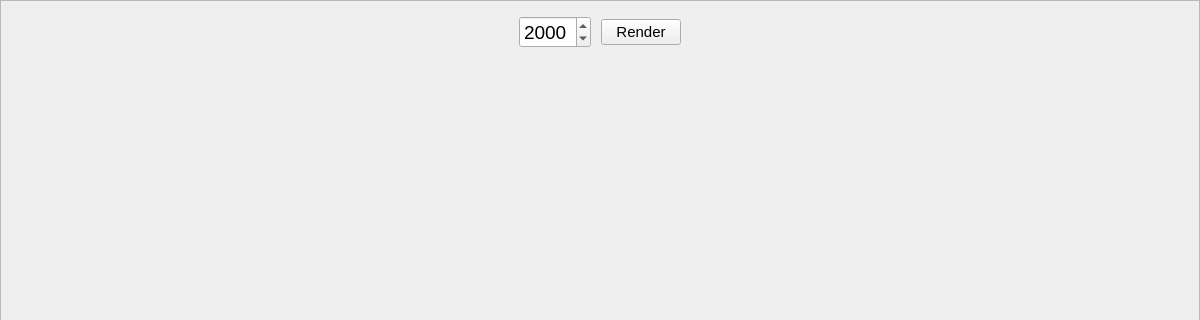
Qt form src/gui/diarypixels.ui (someretical/TheoreticalDiary) before a commit; both pictures show x 0 to 1200 and y 0 to 320 of the 1200 by 600 pixel window.
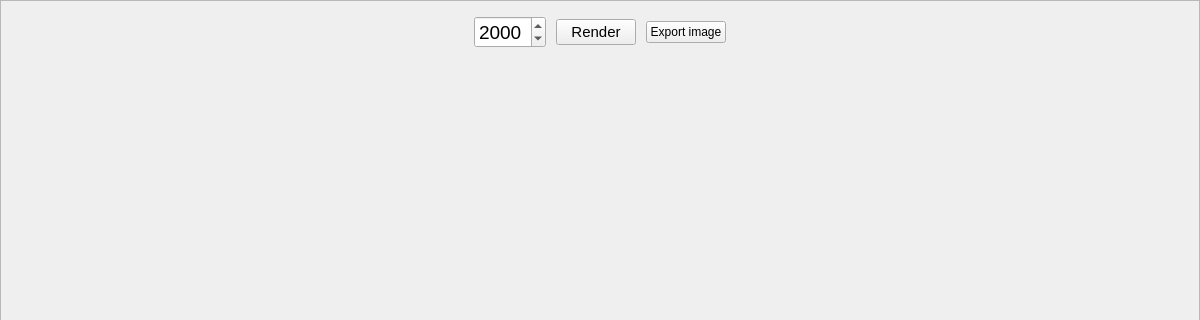
The same form after that commit.

Diff of the .ui file:
```diff
--- a/src/gui/diarypixels.ui
+++ b/src/gui/diarypixels.ui
@@ -69,7 +69,7 @@
        <number>15</number>
       </property>
       <property name="spacing">
-       <number>30</number>
+       <number>0</number>
       </property>
       <item row="0" column="0">
        <layout class="QGridLayout" name="gridLayout_3">
@@ -107,19 +107,6 @@
           </property>
          </widget>
         </item>
-        <item row="0" column="3">
-         <spacer name="horizontalSpacer">
-          <property name="orientation">
-           <enum>Qt::Horizontal</enum>
-          </property>
-          <property name="sizeHint" stdset="0">
-           <size>
-            <width>40</width>
-            <height>20</height>
-           </size>
-          </property>
-         </spacer>
-        </item>
         <item row="0" column="2" alignment="Qt::AlignHCenter">
          <widget class="QPushButton" name="render_button">
           <property name="font">
@@ -138,6 +125,39 @@
           </property>
          </widget>
         </item>
+        <item row="0" column="0">
+         <spacer name="horizontalSpacer_2">
+          <property name="orientation">
+           <enum>Qt::Horizontal</enum>
+          </property>
+          <property name="sizeHint" stdset="0">
+           <size>
+            <width>40</width>
+            <height>20</height>
+           </size>
+          </property>
+         </spacer>
+        </item>
+        <item row="0" column="4">
+         <spacer name="horizontalSpacer">
+          <property name="orientation">
+           <enum>Qt::Horizontal</enum>
+          </property>
+          <property name="sizeHint" stdset="0">
+           <size>
+            <width>40</width>
+            <height>20</height>
+           </size>
+          </property>
+         </spacer>
+        </item>
+        <item row="0" column="3">
+         <widget class="QPushButton" name="export_img_button">
+          <property name="text">
+           <string>Export image</string>
+          </property>
+         </widget>
+        </item>
        </layout>
       </item>
       <item row="1" column="0">
@@ -170,20 +190,7 @@
          <property name="spacing">
           <number>0</number>
          </property>
-         <item row="1" column="0">
-          <spacer name="horizontalSpacer_3">
-           <property name="orientation">
-            <enum>Qt::Horizontal</enum>
-           </property>
-           <property name="sizeHint" stdset="0">
-            <size>
-             <width>0</width>
-             <height>20</height>
-            </size>
-           </property>
-          </spacer>
-         </item>
-         <item row="0" column="1">
+         <item row="1" column="1">
           <layout class="QGridLayout" name="grid">
            <property name="leftMargin">
             <number>0</number>
@@ -202,7 +209,33 @@
            </property>
           </layout>
          </item>
-         <item row="1" column="1">
+         <item row="2" column="2">
+          <spacer name="horizontalSpacer_4">
+           <property name="orientation">
+            <enum>Qt::Horizontal</enum>
+           </property>
+           <property name="sizeHint" stdset="0">
+            <size>
+             <width>0</width>
+             <height>20</height>
+            </size>
+           </property>
+          </spacer>
+         </item>
+         <item row="2" column="0">
+          <spacer name="horizontalSpacer_3">
+           <property name="orientation">
+            <enum>Qt::Horizontal</enum>
+           </property>
+           <property name="sizeHint" stdset="0">
+            <size>
+             <width>0</width>
+             <height>20</height>
+            </size>
+           </property>
+          </spacer>
+         </item>
+         <item row="2" column="1">
           <spacer name="verticalSpacer">
            <property name="orientation">
             <enum>Qt::Vertical</enum>
@@ -215,15 +248,15 @@
            </property>
           </spacer>
          </item>
-         <item row="1" column="2">
-          <spacer name="horizontalSpacer_4">
+         <item row="0" column="1">
+          <spacer name="verticalSpacer_2">
            <property name="orientation">
-            <enum>Qt::Horizontal</enum>
+            <enum>Qt::Vertical</enum>
            </property>
            <property name="sizeHint" stdset="0">
             <size>
-             <width>0</width>
-             <height>20</height>
+             <width>20</width>
+             <height>40</height>
             </size>
            </property>
           </spacer>
```
Left out of the diff: 13 changed lines with no effect on the pictures.
